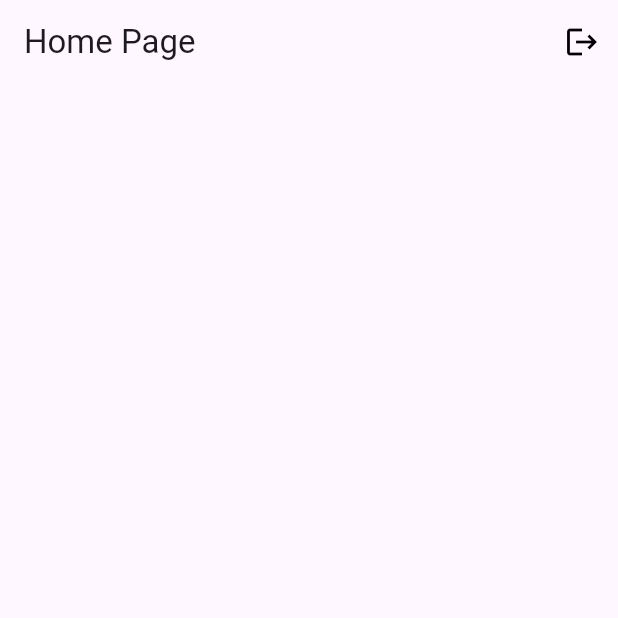
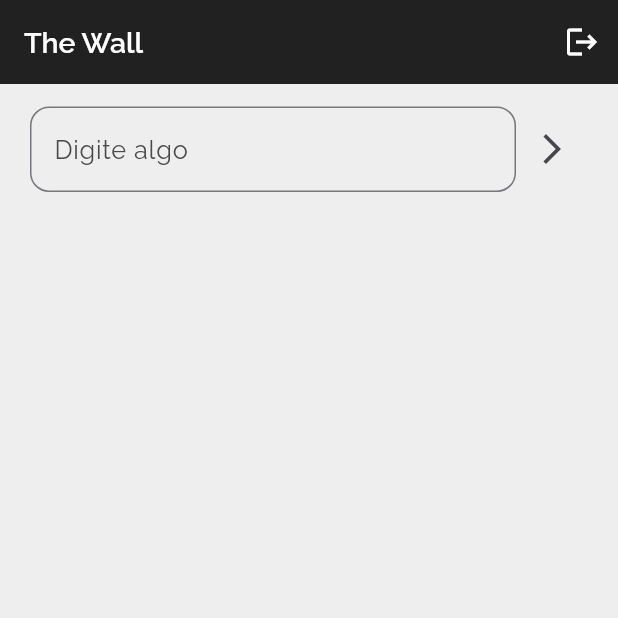
Before and after one commit to marianaoliveira1/SocialMidia, a Flutter app: the screen it shows once a user with an empty profile is signed in, on a phone screen of 412 x 824 dp, the top half of it. Run offline on Flutter 3.47's test engine with Material 3 defaults, Android fonts, the phone set to English and light mode, and no system bars; our stand-ins replace cloud_firestore, firebase_auth, firebase_core, flutter_screenutil, get, google_fonts; accounts and stored records are empty.

Commit message:
feat: input de digitar a mensagem

```diff
--- a/lib/pages/home/home_page.dart
+++ b/lib/pages/home/home_page.dart
@@ -1,6 +1,8 @@
 import 'package:firebase_auth/firebase_auth.dart';
 import 'package:flutter/material.dart';
+import 'package:flutter_screenutil/flutter_screenutil.dart';
 import 'package:get/get.dart';
+import 'package:google_fonts/google_fonts.dart';
 import 'package:socialmidia/controller/auth_controller.dart';
 import 'package:socialmidia/utils/colors.dart';
 
@@ -13,21 +15,86 @@ class HomePage extends StatelessWidget {
 
     final currentUser = FirebaseAuth.instance.currentUser;
 
+    final textController = TextEditingController();
+
+    void pstMessage() {}
+
     return Scaffold(
+      backgroundColor: Colors.grey[200],
       appBar: AppBar(
-        title: const Text("Home Page"),
+        title: Text(
+          "The Wall",
+          style: GoogleFonts.raleway(
+            color: DefaultColors.branco,
+            fontSize: 18.sp,
+            fontWeight: FontWeight.w600,
+          ),
+        ),
+        backgroundColor: Colors.grey[900],
         actions: [
           IconButton(
             onPressed: authService.signOut,
             icon: const Icon(
               Icons.logout,
-              color: DefaultColors.preto,
+              color: DefaultColors.branco,
             ),
           )
         ],
       ),
-      body: Column(
-        children: [],
+      body: Center(
+        child: Column(
+          children: [
+            Padding(
+              padding: const EdgeInsets.only(
+                top: 15,
+                bottom: 5,
+                right: 20,
+                left: 20,
+              ),
+              child: Row(
+                children: [
+                  Expanded(
+                    child: TextField(
+                      controller: textController,
+                      style: GoogleFonts.raleway(
+                        color: DefaultColors.preto,
+                        fontSize: 16.sp,
+                      ),
+                      decoration: InputDecoration(
+                        hintText: "Digite algo",
+                        hintStyle: GoogleFonts.raleway(
+                          color: Color(0xFF4B4949),
+                          fontSize: 16.sp,
+                        ),
+                        border: OutlineInputBorder(
+                          borderRadius: BorderRadius.circular(12.r),
+                        ),
+                        focusedBorder: OutlineInputBorder(
+                          borderRadius: BorderRadius.circular(12.r),
+                          borderSide: const BorderSide(
+                            color: DefaultColors.preto,
+                          ),
+                        ),
+                      ),
+                    ),
+                  ),
+                  IconButton(
+                    onPressed: pstMessage,
+                    icon: const Icon(Icons.arrow_forward_ios),
+                  )
+                ],
+              ),
+            ),
+            Text(
+              currentUser!.email!,
+              style: GoogleFonts.raleway(
+                color: DefaultColors.preto,
+                fontSize: 13.sp,
+                fontWeight: FontWeight.w300,
+              ),
+            )
+          ],
+        ),
       ),
     );
   }
--- a/lib/widget/default_text_field.dart
+++ b/lib/widget/default_text_field.dart
@@ -7,14 +7,14 @@ class DefaultTextField extends StatelessWidget {
   final TextEditingController? controller;
   final String labelText;
   final bool obscureText;
-  final IconData icon;
+  final IconData? icon;
 
   const DefaultTextField({
     super.key,
     this.controller,
     required this.labelText,
     required this.obscureText,
-    required this.icon,
+    this.icon,
   });
 
   @override
```
